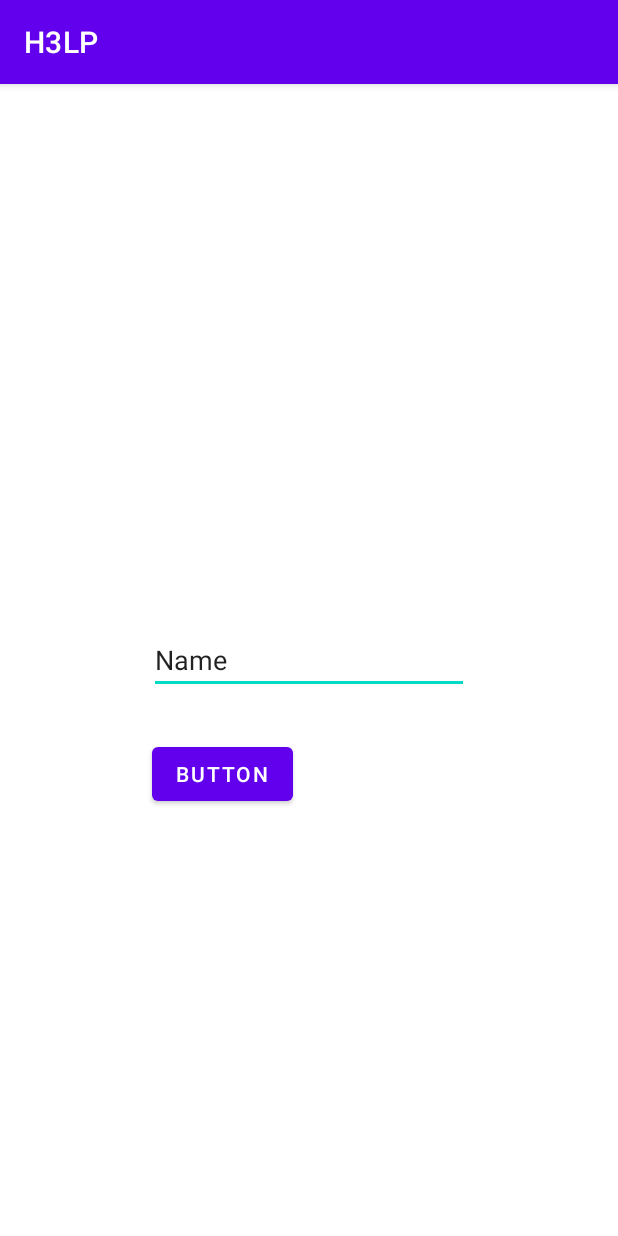
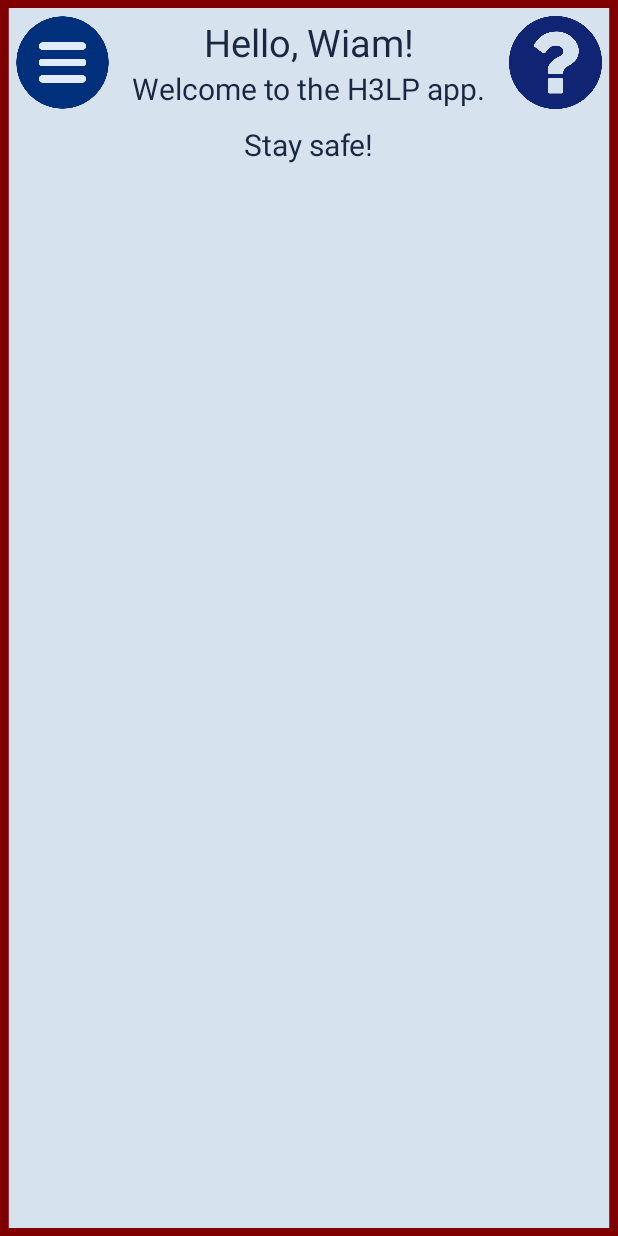
Before and after one commit to H3LP3RS/HELP, an Android app: the screen it shows after launch (MainActivity before the commit, MainPageActivity after it), on a phone screen of 412 x 824 dp. Run offline under Robolectric (Android 15) with nearby library versions, the phone set to English and light mode, and no system bars.

Commit message:
Added background and top banner of the home page

```diff
--- a/app/src/main/AndroidManifest.xml
+++ b/app/src/main/AndroidManifest.xml
@@ -10,11 +10,14 @@
         android:supportsRtl="true"
         android:theme="@style/Theme.H3LP">
         <activity
+            android:name=".MainActivity"
+            android:exported="false" />
+        <activity
             android:name=".GreetingActivity"
             android:exported="false"
             android:parentActivityName=".MainActivity" />
         <activity
-            android:name=".MainActivity"
+            android:name=".MainPageActivity"
             android:exported="true">
             <intent-filter>
                 <action android:name="android.intent.action.MAIN" />
--- a/app/src/main/java/com/github/h3lp3rs/h3lp/MainActivity.kt
+++ b/app/src/main/java/com/github/h3lp3rs/h3lp/MainActivity.kt
@@ -4,6 +4,7 @@ import android.content.Intent
 import androidx.appcompat.app.AppCompatActivity
 import android.os.Bundle
 import android.view.View
+import android.view.WindowManager
 import android.widget.EditText
 
 const val EXTRA_MESSAGE = "KEY"
@@ -11,7 +12,8 @@ const val EXTRA_MESSAGE = "KEY"
 class MainActivity : AppCompatActivity() {
     override fun onCreate(savedInstanceState: Bundle?) {
         super.onCreate(savedInstanceState)
-        setContentView(R.layout.activity_main)
+
+        setContentView(R.layout.activity_main_page)
     }
 
     /** Called when the user taps the Send button */
--- /dev/null
+++ b/app/src/main/java/com/github/h3lp3rs/h3lp/MainPageActivity.kt
@@ -0,0 +1,20 @@
+package com.github.h3lp3rs.h3lp
+
+import androidx.appcompat.app.AppCompatActivity
+import android.os.Bundle
+import android.view.Window
+import android.view.WindowManager
+
+class MainPageActivity : AppCompatActivity() {
+    override fun onCreate(savedInstanceState: Bundle?) {
+        super.onCreate(savedInstanceState)
+        //hide the title bar
+        getSupportActionBar()?.hide()
+        //show the activity in full screen
+        this.getWindow().setFlags(
+            WindowManager.LayoutParams.FLAG_FULLSCREEN,
+            WindowManager.LayoutParams.FLAG_FULLSCREEN);
+
+        setContentView(R.layout.activity_main_page)
+    }
+}
--- a/app/src/main/res/layout/activity_greeting.xml
+++ b/app/src/main/res/layout/activity_greeting.xml
@@ -5,6 +5,8 @@
     android:layout_width="match_parent"
     android:layout_height="match_parent"
     tools:context=".GreetingActivity">
+
+
 
     <TextView
         android:id="@+id/textView"
--- /dev/null
+++ b/app/src/main/res/layout/activity_main_page.xml
@@ -0,0 +1,79 @@
+<?xml version="1.0" encoding="utf-8"?>
+<androidx.constraintlayout.widget.ConstraintLayout xmlns:android="http://schemas.android.com/apk/res/android"
+    xmlns:app="http://schemas.android.com/apk/res-auto"
+    xmlns:tools="http://schemas.android.com/tools"
+    android:layout_width="match_parent"
+    android:layout_height="match_parent"
+    android:background="@color/dark_red"
+    tools:context=".MainPageActivity">
+    <LinearLayout
+        android:orientation="vertical"
+        android:layout_width="match_parent"
+        android:layout_height="match_parent">
+        <RelativeLayout
+            android:background="@drawable/blue_background"
+            android:layout_marginTop="5dp"
+            android:layout_marginBottom="5dp"
+            android:layout_marginLeft="5dp"
+            android:layout_marginRight="5dp"
+            android:layout_width="match_parent"
+            android:layout_height="match_parent">
+            <TextView
+                android:id="@+id/Hello_text"
+                android:text="Hello, Wiam!"
+                android:textSize="25sp"
+                android:layout_marginTop="5dp"
+                android:textColor="@color/dark_blue"
+                android:layout_centerHorizontal="true"
+                android:layout_width="wrap_content"
+                android:layout_height="wrap_content"
+                ></TextView>
+            <TextView
+                android:id="@+id/Welcome_text"
+                android:text="Welcome to the H3LP app."
+                android:layout_below="@+id/Hello_text"
+                android:textSize="20sp"
+                android:textColor="@color/dark_blue"
+                android:layout_centerHorizontal="true"
+                android:layout_width="wrap_content"
+                android:layout_height="wrap_content"
+                ></TextView>
+            <TextView
+                android:text="Stay safe!"
+                android:layout_below="@+id/Welcome_text"
+                android:textSize="20sp"
+                android:layout_marginTop="10dp"
+                android:textColor="@color/dark_blue"
+                android:layout_centerHorizontal="true"
+                android:layout_width="wrap_content"
+                android:layout_height="wrap_content"
+                ></TextView>
+
+            <ImageButton
+                android:id="@+id/menuButton"
+                android:layout_width="62dp"
+                android:layout_height="62dp"
+                android:layout_marginLeft="5dp"
+                android:layout_marginTop="5dp"
+                android:adjustViewBounds="true"
+                android:background="@null"
+                android:scaleType="centerInside"
+                android:src="@drawable/menu"></ImageButton>
+
+            <ImageButton
+                android:id="@+id/tutorialButton"
+                android:adjustViewBounds="true"
+                android:scaleType="centerInside"
+                android:layout_marginRight="5dp"
+                android:layout_marginTop="5dp"
+                android:layout_width="62dp"
+                android:layout_height="62dp"
+                android:layout_alignParentRight="true"
+                android:background="@null"
+                android:src="@drawable/tutorial"></ImageButton>
+
+        </RelativeLayout>
+
+    </LinearLayout>
+
+</androidx.constraintlayout.widget.ConstraintLayout>
--- a/app/src/main/res/values/colors.xml
+++ b/app/src/main/res/values/colors.xml
@@ -7,4 +7,7 @@
     <color name="teal_700">#FF018786</color>
     <color name="black">#FF000000</color>
     <color name="white">#FFFFFFFF</color>
+    <color name="dark_blue">#192841</color>
+    <color name="dark_red">#800000</color>
+
 </resources>
--- a/build.gradle
+++ b/build.gradle
@@ -6,7 +6,7 @@ buildscript {
     }
     dependencies {
         classpath "com.android.tools.build:gradle:7.0.3"
-        classpath "org.jetbrains.kotlin:kotlin-gradle-plugin:1.6.0"
+        classpath 'org.jetbrains.kotlin:kotlin-gradle-plugin:1.6.10'
 
         // NOTE: Do not place your application dependencies here; they belong
         // in the individual module build.gradle files
```
Also changed, not shown: app/src/main/res/drawable-v24/blue_background.png (added), app/src/main/res/drawable-v24/red_background.png (added), app/src/main/res/drawable/defribillator.png (added), app/src/main/res/drawable/education.png (added), app/src/main/res/drawable/hospital.png (added), app/src/main/res/drawable/loupe.png (added), app/src/main/res/drawable/medication.png (added), app/src/main/res/drawable/menu.png (added), app/src/main/res/drawable/pharmacy.png (added), app/src/main/res/drawable/tutorial.png (added).
